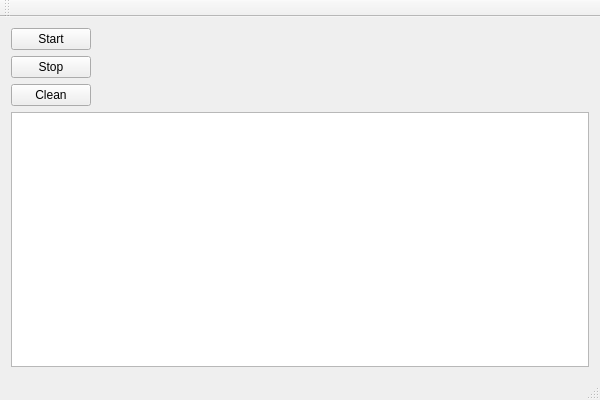
Old version of the form QtSubprocessRunTest/qtsubprocessruntest.ui in the repository pengjianaixue/QtSubprocessRunTest.
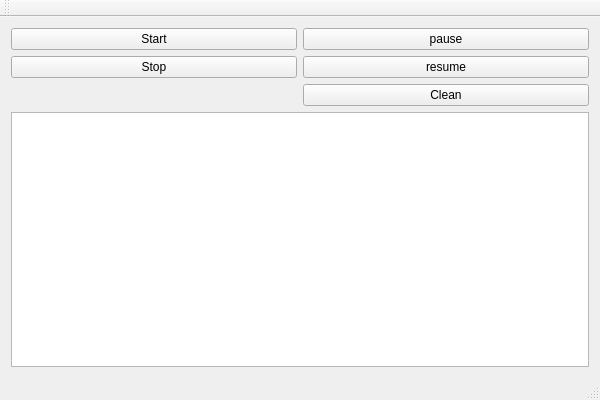
New version of the form.

Commit message: add pause and resume function

Diff of the .ui file:
```diff
--- a/QtSubprocessRunTest/qtsubprocessruntest.ui
+++ b/QtSubprocessRunTest/qtsubprocessruntest.ui
@@ -15,42 +15,43 @@
   </property>
   <widget class="QWidget" name="centralWidget">
    <layout class="QGridLayout" name="gridLayout">
-    <item row="0" column="0">
-     <widget class="QPushButton" name="pushButton_Start">
-      <property name="text">
-       <string>Start</string>
-      </property>
-     </widget>
-    </item>
-    <item row="0" column="1">
-     <spacer name="horizontalSpacer">
-      <property name="orientation">
-       <enum>Qt::Horizontal</enum>
-      </property>
-      <property name="sizeHint" stdset="0">
-       <size>
-        <width>498</width>
-        <height>20</height>
-       </size>
-      </property>
-     </spacer>
-    </item>
-    <item row="1" column="0">
+    <item row="2" column="0">
      <widget class="QPushButton" name="pushButton_Stop">
       <property name="text">
        <string>Stop</string>
       </property>
      </widget>
     </item>
-    <item row="2" column="0">
+    <item row="4" column="0" colspan="2">
+     <widget class="QTextBrowser" name="textBrowser"/>
+    </item>
+    <item row="1" column="0">
+     <widget class="QPushButton" name="pushButton_Start">
+      <property name="text">
+       <string>Start</string>
+      </property>
+     </widget>
+    </item>
+    <item row="1" column="1">
+     <widget class="QPushButton" name="pushButton_pause">
+      <property name="text">
+       <string>pause</string>
+      </property>
+     </widget>
+    </item>
+    <item row="3" column="1">
      <widget class="QPushButton" name="pushButton_clean">
       <property name="text">
        <string>Clean</string>
       </property>
      </widget>
     </item>
-    <item row="3" column="0" colspan="2">
-     <widget class="QTextBrowser" name="textBrowser"/>
+    <item row="2" column="1">
+     <widget class="QPushButton" name="pushButton_resume">
+      <property name="text">
+       <string>resume</string>
+      </property>
+     </widget>
     </item>
    </layout>
   </widget>
```
Left out of the diff: 2 changed lines with no effect on the pictures. The commit also changes 6 other files.
